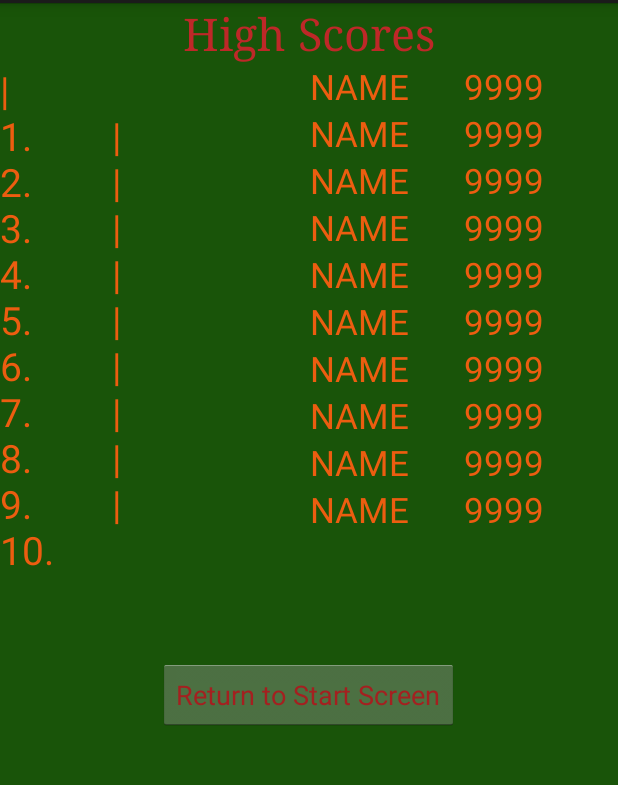
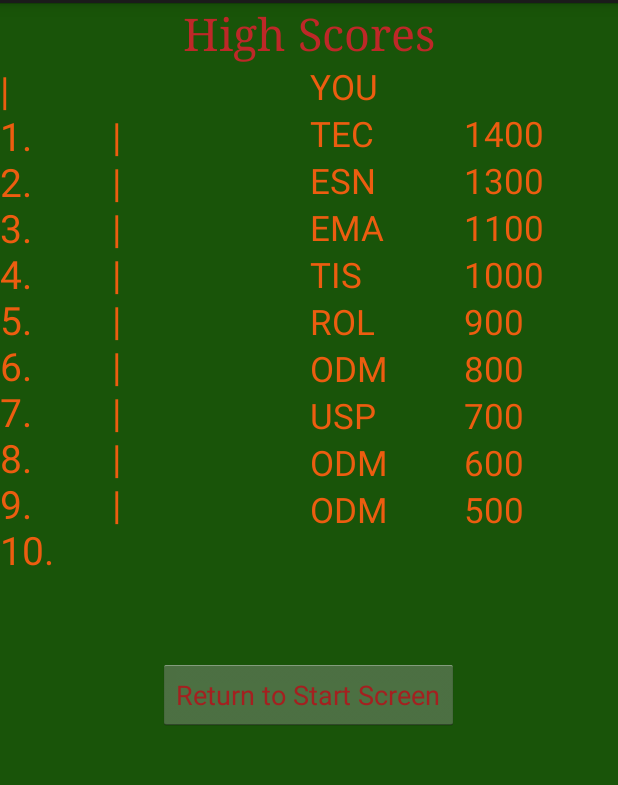
Before and after one commit to Coel625/BlackJack_Assignment1, an Android app: the HighscoreActivity screen opened directly, with no data from a screen before it, on a phone screen of 412 x 824 dp, the part 69-854 px from its top. Run offline under Robolectric (Android 15) with nearby library versions, the phone set to English and light mode, and no system bars; 1 statement that could not run was skipped.

Commit message:
high score list displayed

```diff
--- a/app/src/main/java/edu/apsu/csci/blackjack_assignment1/HighscoreActivity.java
+++ b/app/src/main/java/edu/apsu/csci/blackjack_assignment1/HighscoreActivity.java
@@ -5,13 +5,91 @@ import android.content.Intent;
 import android.os.Bundle;
 import android.view.View;
 import android.widget.Button;
+import android.widget.TextView;
 
 public class HighscoreActivity extends Activity {
+
+    public class Score {
+        private String name;
+        private String score;
+
+        public Score(String name, String score) {
+            this.name = name;
+            this.score = score;
+        }
+
+        public String getName() {
+            return name;
+        }
+
+        public String getScore() {
+            return score;
+        }
+
+        @Override
+        public String toString() {
+            return name + " " + score;
+        }
+    }
 
     @Override
     protected void onCreate(Bundle savedInstanceState) {
         super.onCreate(savedInstanceState);
         setContentView(R.layout.activity_highscore);
+        Intent intent = getIntent();
+        String score = intent.getStringExtra(GameActivity.SCORE_KEY);
+          Score[] SCORES = {
+                new Score("YOU",score),
+                new Score("TEC","1400"),
+                new Score("ESN","1300"),
+                new Score("EMA","1100"),
+                new Score("TIS","1000"),
+                new Score("ROL","900"),
+                new Score("ODM","800"),
+                new Score("USP","700"),
+                new Score("ODM","600"),
+                new Score("ODM","500")};
+
+        TextView tv = (TextView) findViewById(R.id.tv_name_1);
+        tv.setText(SCORES[0].getName());
+        tv = (TextView) findViewById(R.id.tv_score_1);
+        tv.setText(SCORES[0].getScore());
+        tv = (TextView) findViewById(R.id.tv_name_2);
+        tv.setText(SCORES[1].getName());
+        tv = (TextView) findViewById(R.id.tv_score_2);
+        tv.setText(SCORES[1].getScore());
+        tv = (TextView) findViewById(R.id.tv_name_3);
+        tv.setText(SCORES[2].getName());
+        tv = (TextView) findViewById(R.id.tv_score_3);
+        tv.setText(SCORES[2].getScore());
+        tv = (TextView) findViewById(R.id.tv_name_4);
+        tv.setText(SCORES[3].getName());
+        tv = (TextView) findViewById(R.id.tv_score_4);
+        tv.setText(SCORES[3].getScore());
+        tv = (TextView) findViewById(R.id.tv_name_5);
+        tv.setText(SCORES[4].getName());
+        tv = (TextView) findViewById(R.id.tv_score_5);
+        tv.setText(SCORES[4].getScore());
+        tv = (TextView) findViewById(R.id.tv_name_6);
+        tv.setText(SCORES[5].getName());
+        tv = (TextView) findViewById(R.id.tv_score_6);
+        tv.setText(SCORES[5].getScore());
+        tv = (TextView) findViewById(R.id.tv_name_7);
+        tv.setText(SCORES[6].getName());
+        tv = (TextView) findViewById(R.id.tv_score_7);
+        tv.setText(SCORES[6].getScore());
+        tv = (TextView) findViewById(R.id.tv_name_8);
+        tv.setText(SCORES[7].getName());
+        tv = (TextView) findViewById(R.id.tv_score_8);
+        tv.setText(SCORES[7].getScore());
+        tv = (TextView) findViewById(R.id.tv_name_9);
+        tv.setText(SCORES[8].getName());
+        tv = (TextView) findViewById(R.id.tv_score_9);
+        tv.setText(SCORES[8].getScore());
+        tv = (TextView) findViewById(R.id.tv_name_10);
+        tv.setText(SCORES[9].getName());
+        tv = (TextView) findViewById(R.id.tv_score_10);
+        tv.setText(SCORES[9].getScore());
 
         Button b = (Button) findViewById(R.id.return_button);
         b.setOnClickListener(new View.OnClickListener() {
```
